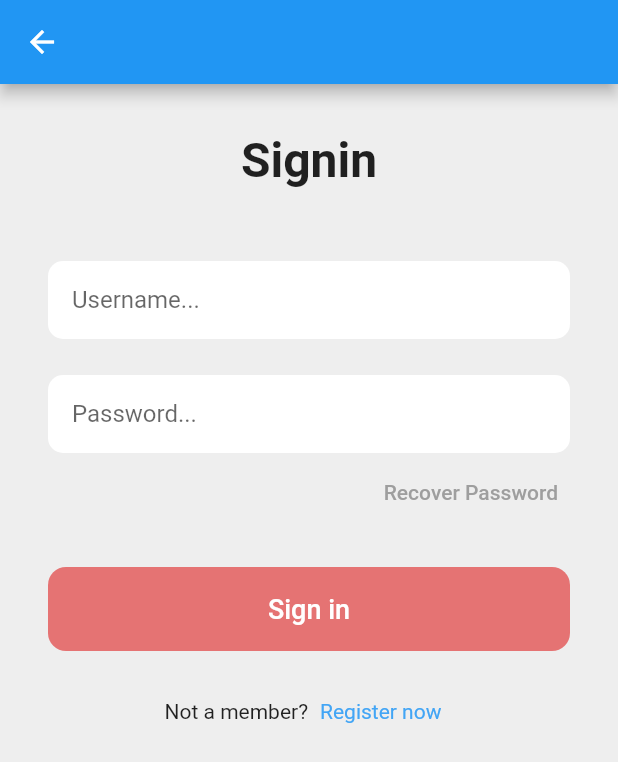
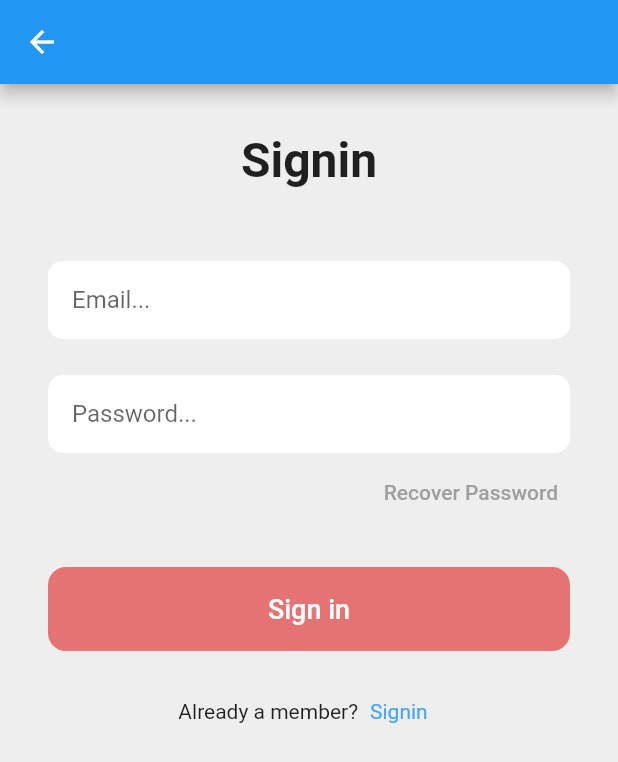
Before and after one commit to Bollsjen/WantedCats, a Flutter app: the Signin screen opened directly, after a tap on "Sign in", on a phone screen of 412 x 824 dp. Shown: the top 762 px of the screen. Run offline on Flutter 3.47's test engine with Material 2 defaults, Android fonts, the phone set to English and light mode, and no system bars; our stand-ins replace firebase_auth, firebase_core; accounts and stored records are empty; network calls fail.

Commit message:
more stuff. Don't remember what

```diff
--- a/lib/pages/Signin.dart
+++ b/lib/pages/Signin.dart
@@ -1,5 +1,9 @@
 import 'package:flutter/material.dart';
 import 'package:wanted_cats/pages/Signup.dart';
+
+import 'package:firebase_auth/firebase_auth.dart';
+import 'package:firebase_core/firebase_core.dart';
+import '../firebase_options.dart';
 
 class Signin extends StatefulWidget {
   const Signin({super.key});
@@ -9,14 +13,15 @@ class Signin extends StatefulWidget {
 }
 
 class _MyHomePageState extends State<Signin> {
-  final usernameController = TextEditingController();
+  final emailController = TextEditingController();
   final passwordController = TextEditingController();
 
 
   @override
   Widget build(BuildContext context) {
     return Scaffold(
-      appBar: AppBar(
+        resizeToAvoidBottomInset: false,
+        appBar: AppBar(
 
       ),
       body: Padding(
@@ -49,11 +54,11 @@ class _MyHomePageState extends State<Signin> {
                     padding: EdgeInsets.symmetric(vertical: 2, horizontal: 16),
                     child: TextField(
                       decoration: InputDecoration(
-                        hintText: 'Username...',
+                        hintText: 'Email...',
                         border: InputBorder.none,
 
                       ),
-                      controller: usernameController,
+                      controller: emailController,
                     ),
                   )
                 )
@@ -84,7 +89,7 @@ class _MyHomePageState extends State<Signin> {
               Padding(
                 padding: EdgeInsets.symmetric(vertical: 2),
                 child: TextButton(
-                  onPressed: () {
+                  onPressed: () async {
 
                   },
                   child: Text(
@@ -107,8 +112,24 @@ class _MyHomePageState extends State<Signin> {
                   child: Padding(
                     padding: EdgeInsets.all(4),
                     child: TextButton(
-                      onPressed: () {
+                      onPressed: () async {
+                        await Firebase.initializeApp(
+                          options: DefaultFirebaseOptions.currentPlatform,
+                        );
 
+                        try {
+                          final credential = await FirebaseAuth.instance.signInWithEmailAndPassword(
+                              email: emailController.text,
+                              password: passwordController.text
+                          );
+                          debugPrint("success");
+                        } on FirebaseAuthException catch (e) {
+                          if (e.code == 'user-not-found') {
+                            print('No user found for that email.');
+                          } else if (e.code == 'wrong-password') {
+                            print('Wrong password provided for that user.');
+                          }
+                        }
                       },
                       child: Text(
                           'Sign in',
@@ -127,7 +148,7 @@ class _MyHomePageState extends State<Signin> {
                   padding: EdgeInsets.all(8),
                   child: Wrap(
                     children: [
-                      Text('Not a member?'),
+                      Text('Already a member?'),
                       Padding(
                         padding: EdgeInsets.symmetric(horizontal: 8),
                         child: GestureDetector(
@@ -135,7 +156,7 @@ class _MyHomePageState extends State<Signin> {
                             Navigator.of(context).push(MaterialPageRoute(builder: (context) => Signup()));
                           },
                           child: Text(
-                              'Register now',
+                              'Signin',
                               style: TextStyle(
                                   color: Colors.blue[400]
                               )
--- a/pubspec.yaml
+++ b/pubspec.yaml
@@ -37,7 +37,9 @@ dependencies:
   # Use with the CupertinoIcons class for iOS style icons.
   cupertino_icons: ^1.0.2
   http: ^0.13.5
-  intl: ^0.15.7
+  intl: ^0.17.0
+  firebase_core: ^2.4.0
+  firebase_auth: ^4.2.0
 
 dev_dependencies:
   flutter_test:
```
Also changed, not shown: lib/main.dart (+12 -2 lines), lib/pages/HomePage.dart (+49 -7 lines), lib/pages/Signup.dart (+35 -3 lines), lib/firebase_options.dart (added), pubspec.lock, 6 other files.
